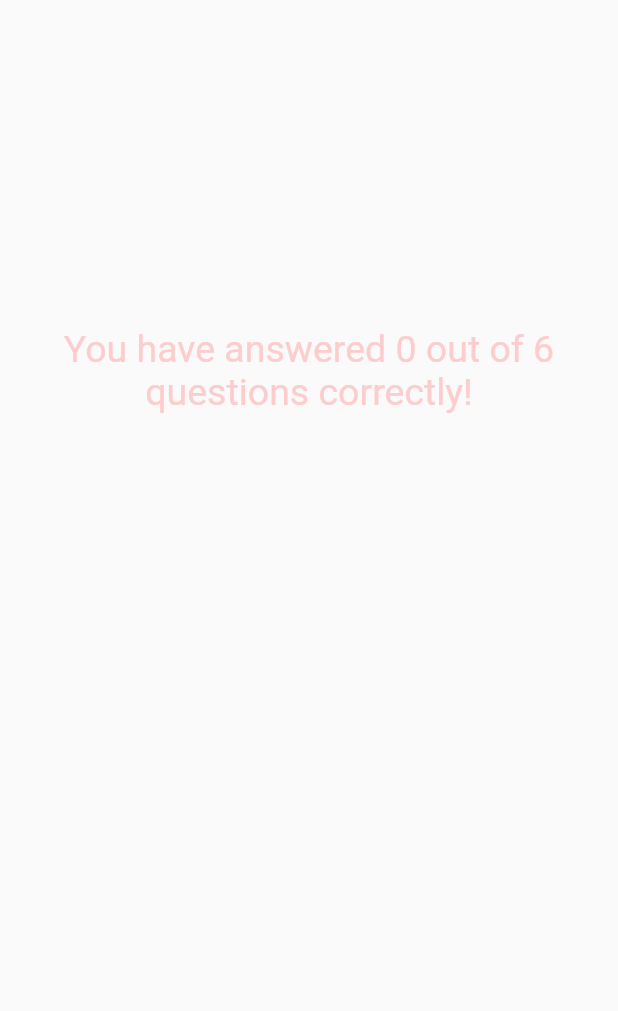
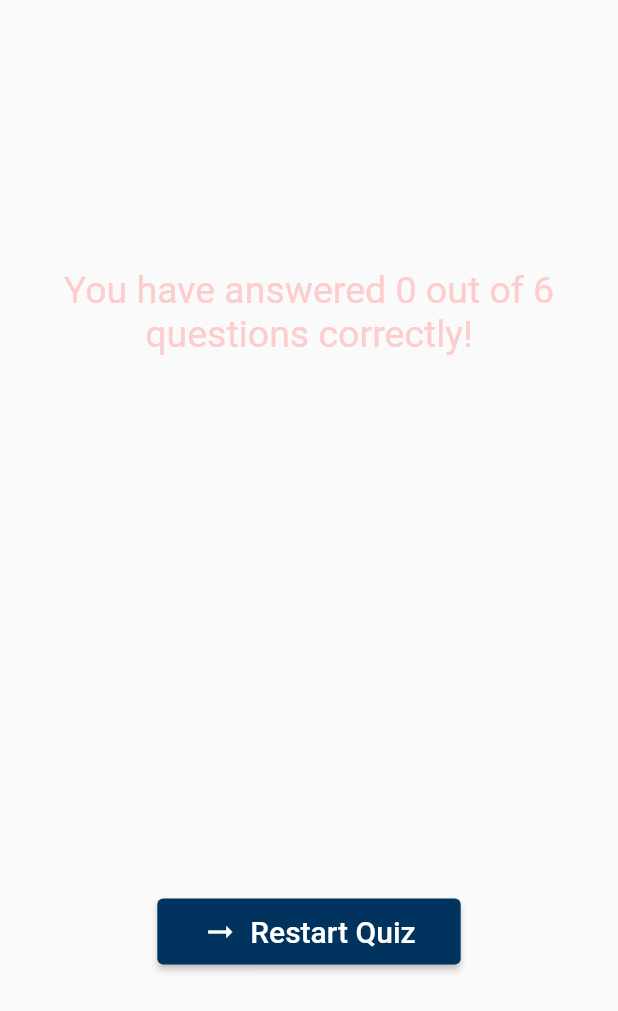
Before and after one commit to Priyanshu-24/flutter_quiz, a Flutter app: the ResultsScreen widget shown alone on an empty page, opened directly with empty values, on a phone screen of 412 x 824 dp. Shown: the top 1011 px of the screen. Run offline on Flutter 3.47's test engine with Material 2 defaults, Android fonts, the phone set to English and light mode, and no system bars; our stand-ins replace google_fonts.

Commit message:
added quiz-restart button and development complete

```diff
--- a/lib/results_screen.dart
+++ b/lib/results_screen.dart
@@ -3,9 +3,11 @@ import 'package:flutter_quiz/data/questions.dart';
 import 'package:flutter_quiz/questions_summary.dart';
 
 class ResultsScreen extends StatelessWidget {
-  const ResultsScreen({super.key, required this.chosenAnswer});
+  const ResultsScreen(
+      {super.key, required this.chosenAnswer, required this.restartQuiz});
 
   final List<String> chosenAnswer;
+  final void Function() restartQuiz;
 
   List<Map<String, Object>> getSummaryData() {
     final List<Map<String, Object>> summary = [];
@@ -50,6 +52,22 @@ class ResultsScreen extends StatelessWidget {
               height: 30,
             ),
             QuestionsSummary(summaryData),
+            const SizedBox(
+              height: 30,
+            ),
+            ElevatedButton.icon(
+              onPressed: restartQuiz,
+              style: ElevatedButton.styleFrom(
+                padding:
+                    const EdgeInsets.symmetric(horizontal: 30, vertical: 10),
+                backgroundColor: const Color.fromARGB(255, 0, 52, 95),
+              ),
+              icon: const Icon(Icons.arrow_right_alt),
+              label: const Text(
+                "Restart Quiz",
+                style: TextStyle(fontSize: 20),
+              ),
+            )
           ],
         ),
       ),
```
Also changed, not shown: lib/quiz.dart (+11 -1 lines).
